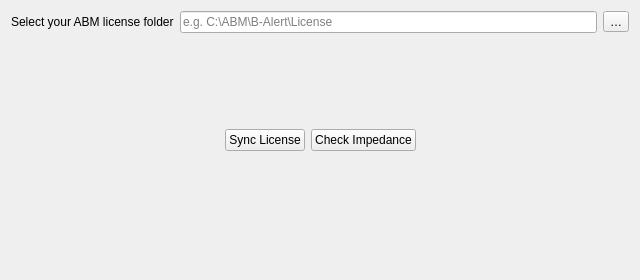
This is physiolabxr/_ui/BAlert_Options.ui in PhysioLabXR/PhysioLabXR-Community as Qt 5 draws it before an edit. The edited form follows.
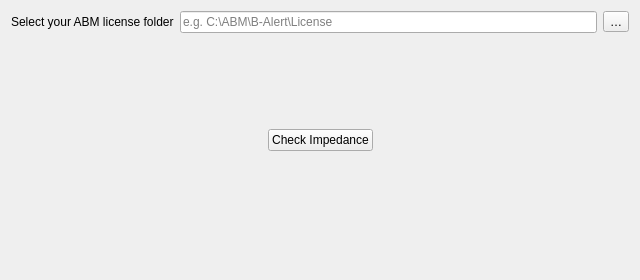
This is the edited form.

Commit message: check button,license sync

The edit to the form file:
```diff
--- a/physiolabxr/_ui/BAlert_Options.ui
+++ b/physiolabxr/_ui/BAlert_Options.ui
@@ -52,12 +52,7 @@
        <property name="sizeHint"><size><width>40</width><height>20</height></size></property>
       </spacer>
      </item>
-     <item>
-      <widget class="QPushButton" name="sync_license_btn">
-       <property name="text"><string>Sync License</string></property>
-       <property name="toolTip"><string>Copy selected license files into EXE\License</string></property>
-      </widget>
-     </item>
+
      <item>
       <widget class="QPushButton" name="check_impedance_btn">
        <property name="text"><string>Check Impedance</string></property>
```
The commit also changes 3 other files.
